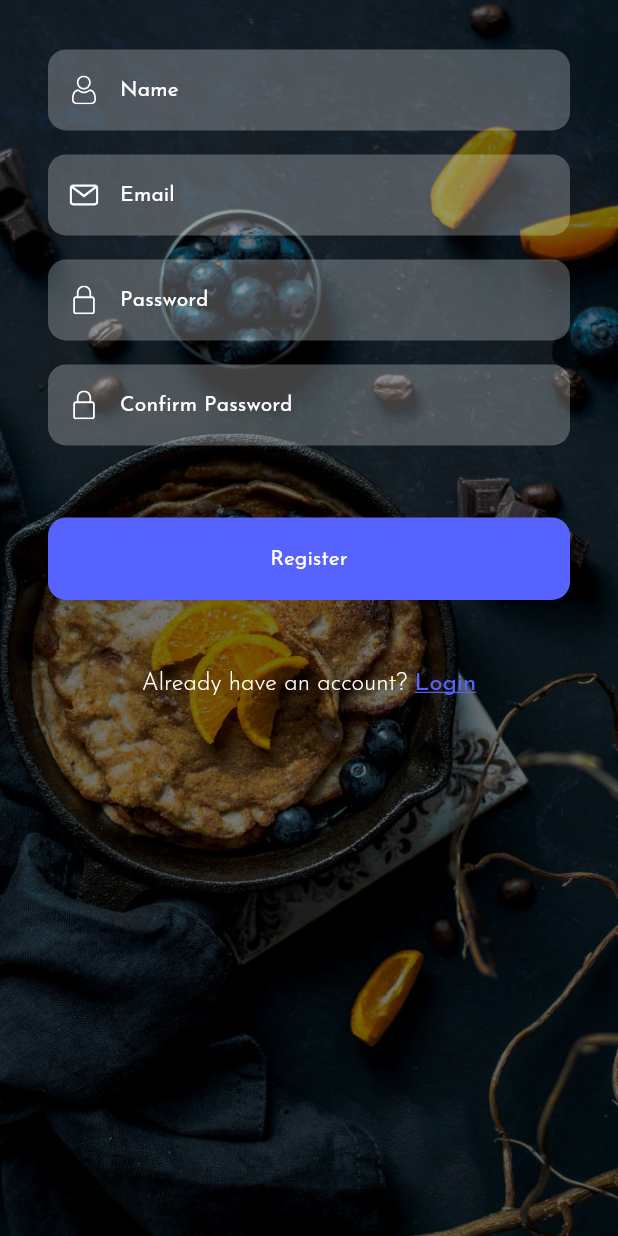
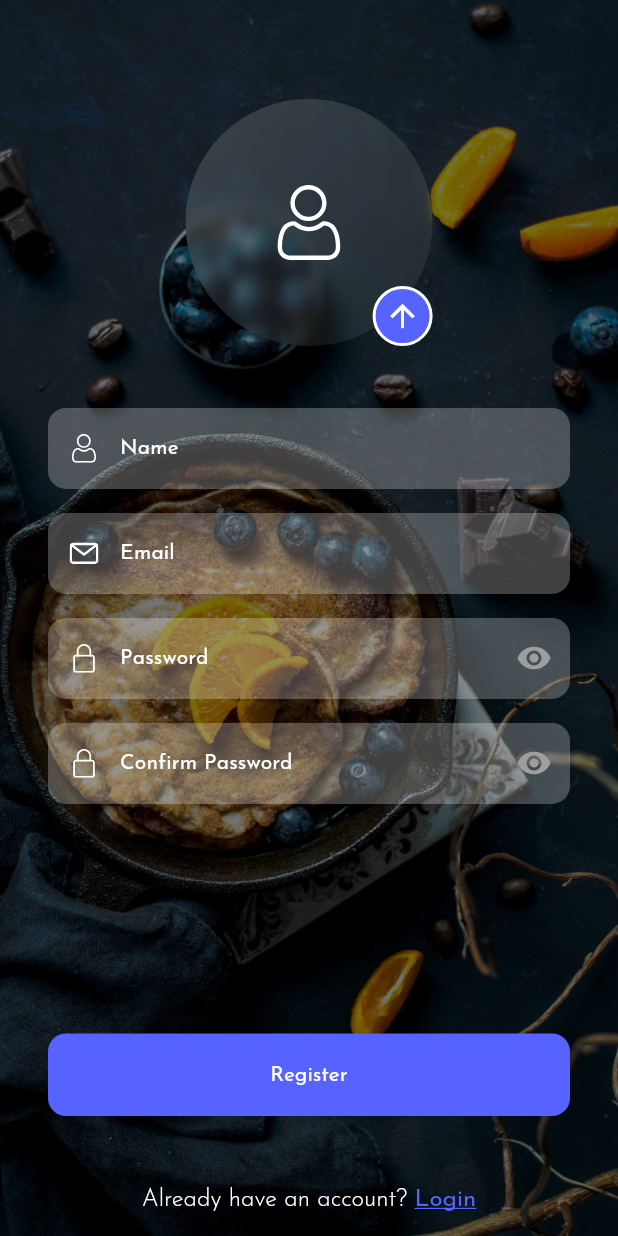
Before and after one commit to iAhmadAmin/FlutterFoodyBite, a Flutter app: the RegisterPage screen opened directly, on a phone screen of 412 x 824 dp. Run offline on Flutter 3.47's test engine with Material 2 defaults, Android fonts, the phone set to English and light mode, and no system bars; drawn by our look-alikes of glassmorphism; our stand-ins replace flutter_svg, get; statements that could not run were skipped.

Commit message:
Auth Flow

```diff
--- a/lib/constants/colors.dart
+++ b/lib/constants/colors.dart
@@ -3,3 +3,4 @@ import 'package:flutter/material.dart';
 const kPrimaryColor = Color(0xFF5663FF);
 const kSecondaryColor = Color(0xFF6E7FAA);
 const kTextColor = Color(0xFF222455);
+final kTextFieldColor = Colors.white.withOpacity(0.25);
--- a/lib/main.dart
+++ b/lib/main.dart
@@ -1,5 +1,5 @@
 import 'package:flutter/material.dart';
-import 'package:foodybite/Utils/size_config.dart';
+import 'package:foodybite/utils/size_config.dart';
 import 'package:foodybite/view/pages/Login/login_page.dart';
 import 'package:get/get.dart';
 
--- a/lib/view/Widgets/app_title.dart
+++ b/lib/view/Widgets/app_title.dart
@@ -12,6 +12,7 @@ class AppTitle extends StatelessWidget {
             color: color,
             letterSpacing: 0.5,
             fontWeight: FontWeight.bold,
+            height: 0.6,
           ),
     );
   }
--- a/lib/view/Widgets/input_field.dart
+++ b/lib/view/Widgets/input_field.dart
@@ -70,7 +70,7 @@ class _InputFieldState extends State<InputField> {
               )
             : null,
         filled: true,
-        fillColor: Colors.white.withOpacity(0.25),
+        fillColor: kTextFieldColor,
         border: OutlineInputBorder(
           borderSide: BorderSide.none,
           borderRadius: BorderRadius.circular(12),
--- /dev/null
+++ b/lib/view/pages/AuthFlow/Register/register_page.dart
@@ -0,0 +1,231 @@
+import 'package:flutter/material.dart';
+import 'package:flutter_svg/flutter_svg.dart';
+import 'package:foodybite/constants/colors.dart';
+import 'package:foodybite/constants/consts.dart';
+import 'package:foodybite/constants/icons.dart';
+import 'package:foodybite/constants/images.dart';
+import 'package:foodybite/utils/size_config.dart';
+import 'package:foodybite/utils/validators.dart';
+import 'package:foodybite/view/Widgets/input_field.dart';
+import 'package:foodybite/view/Widgets/mbutton.dart';
+import 'package:foodybite/view/pages/AuthFlow/Login/login_page.dart';
+import 'package:get/get.dart';
+import 'package:glassmorphism/glassmorphism.dart';
+
+class RegisterPage extends StatefulWidget {
+  @override
+  _RegisterPageState createState() => _RegisterPageState();
+}
+
+class _RegisterPageState extends State<RegisterPage> {
+  final _emailController = TextEditingController();
+  final _nameController = TextEditingController();
+  final _passwordController = TextEditingController();
+  final _confirmPasswordController = TextEditingController();
+
+  final _registerFormKey = GlobalKey<FormState>();
+
+  @override
+  Widget build(BuildContext context) {
+    return Scaffold(
+        resizeToAvoidBottomInset: false,
+        body: SizedBox.expand(
+          child: Stack(
+            children: [
+              SizedBox(
+                height: SizeConfig.screenHeight,
+                width: SizeConfig.screenWidth,
+                child: Image.asset(
+                  Images.register,
+                  fit: BoxFit.cover,
+                ),
+              ),
+              Container(
+                color: Colors.black54,
+              ),
+              SizedBox(
+                height: SizeConfig.screenHeight,
+                width: SizeConfig.screenWidth,
+                child: Padding(
+                  padding: const EdgeInsets.symmetric(
+                    horizontal: kPadding * 2,
+                  ),
+                  child: Column(
+                    children: [
+                      SizedBox(
+                        height: getRelativeHeight(0.04),
+                      ),
+                      SizedBox(
+                        height: getRelativeHeight(0.04),
+                      ),
+                      SizedBox(
+                        height: getRelativeWidth(0.4),
+                        width: getRelativeWidth(0.4),
+                        child: Stack(
+                          alignment: Alignment.center,
+                          children: [
+                            GlassmorphicContainer(
+                              width: getRelativeWidth(0.4),
+                              height: getRelativeWidth(0.4),
+                              borderRadius: 120,
+                              blur: 3,
+                              alignment: Alignment.bottomCenter,
+                              border: 0,
+                              linearGradient: LinearGradient(
+                                  begin: Alignment.topLeft,
+                                  end: Alignment.bottomRight,
+                                  colors: [
+                                    const Color(0xFFffffff).withOpacity(0.15),
+                                    const Color(0xFFFFFFFF).withOpacity(0.05),
+                                  ],
+                                  stops: const [
+                                    0.1,
+                                    1,
+                                  ]),
+                              borderGradient: LinearGradient(
+                                begin: Alignment.topLeft,
+                                end: Alignment.bottomRight,
+                                colors: [
+                                  Colors.white.withOpacity(0.15),
+                                  Colors.white.withOpacity(0.5),
+                                ],
+                              ),
+                              child: Center(
+                                child: SvgPicture.asset(
+                                  MIcons.user_o,
+                                  height: 50,
+                                  color: Colors.white,
+                                ),
+                              ),
+                            ),
+                            Positioned(
+                              right: 0,
+                              bottom: 0,
+                              child: Container(
+                                  height: 40,
+                                  width: 40,
+                                  decoration: BoxDecoration(
+                                      color: kPrimaryColor,
+                                      shape: BoxShape.circle,
+                                      border: Border.all(
+                                        width: 2,
+                                        color: Colors.white,
+                                      )),
+                                  child: const Icon(
+                                    Icons.arrow_upward,
+                                    color: Colors.white,
+                                  )),
+                            ),
+                          ],
+                        ),
+                      ),
+                      Form(
+                        key: _registerFormKey,
+                        child: SizedBox(
+                          height: getRelativeHeight(0.5),
+                          child: ListView(
+                            shrinkWrap: true,
+                            children: [
+                              SizedBox(height: getRelativeHeight(0.05)),
+                              InputField(
+                                controller: _nameController,
+                                hint: 'Name',
+                                iconPath: MIcons.user_o,
+                              ),
+                              const SizedBox(height: kPadding),
+                              InputField(
+                                textInputType: TextInputType.emailAddress,
+                                controller: _emailController,
+                                hint: 'Email',
+                                iconPath: MIcons.mail,
+                                validator: (val) =>
+                                    Validators.emailValidator(val),
+                              ),
+                              const SizedBox(height: kPadding),
+                              InputField(
+                                textInputType: TextInputType.visiblePassword,
+                                isPassword: true,
+                                controller: _passwordController,
+                                hint: 'Password',
+                                iconPath: MIcons.lock,
+                                validator: (val) =>
+                                    Validators.passwordValidator(val),
+                              ),
+                              const SizedBox(height: kPadding),
+                              InputField(
+                                textInputType: TextInputType.visiblePassword,
+                                isPassword: true,
+                                controller: _confirmPasswordController,
+                                hint: 'Confirm Password',
+                                iconPath: MIcons.lock,
+                                validator: (val) =>
+                                    Validators.confirmPasswordValidator(
+                                        _passwordController.text, val),
+                              ),
+                              SizedBox(
+                                height: getRelativeHeight(0.14),
+                              )
+                            ],
+                          ),
+                        ),
+                      ),
+                      const Spacer(),
+                      MButton(
+                        label: 'Register',
+                        onTap: () {
+                          _validateInput();
+                        },
+                      ),
+                      const SizedBox(height: kPadding * 3),
+                      Row(
+                        mainAxisAlignment: MainAxisAlignment.center,
+                        children: [
+                          Text(
+                            'Already have an account? ',
+                            style:
+                                Theme.of(context).textTheme.subtitle1.copyWith(
+                                      color: Colors.white,
+                                      fontWeight: FontWeight.w300,
+                                    ),
+                          ),
+                          GestureDetector(
+                            onTap: () {
+                              Get.off(() => LoginPage());
+                            },
+                            child: Text(
+                              'Login',
+                              style: Theme.of(context)
+                                  .textTheme
+                                  .subtitle1
+                                  .copyWith(
+                                    color: kPrimaryColor,
+                                    fontWeight: FontWeight.w400,
+                                    decoration: TextDecoration.underline,
+                                  ),
+                            ),
+                          ),
+                        ],
+                      ),
+                      const SizedBox(height: kPadding),
+                    ],
+                  ),
+                ),
+              ),
+            ],
+          ),
+        ));
+  }
+
+  void _validateInput() {
+    if (_registerFormKey.currentState.validate()) {}
+  }
+
+  @override
+  void dispose() {
+    super.dispose();
+    _nameController.dispose();
+    _emailController.dispose();
+    _passwordController.dispose();
+    _confirmPasswordController.dispose();
+  }
+}
--- a/lib/view/pages/Register/register_page.dart
+++ /dev/null
@@ -1,136 +0,0 @@
-import 'package:flutter/material.dart';
-import 'package:foodybite/Utils/size_config.dart';
-import 'package:foodybite/constants/colors.dart';
-import 'package:foodybite/constants/consts.dart';
-import 'package:foodybite/constants/icons.dart';
-import 'package:foodybite/constants/images.dart';
-import 'package:foodybite/utils/validators.dart';
-import 'package:foodybite/view/Widgets/input_field.dart';
-import 'package:foodybite/view/Widgets/mbutton.dart';
-
-class RegisterPage extends StatefulWidget {
-  @override
-  _RegisterPageState createState() => _RegisterPageState();
-}
-
-class _RegisterPageState extends State<RegisterPage> {
-  final _emailController = TextEditingController();
-  final _nameController = TextEditingController();
-  final _passwordController = TextEditingController();
-  final _confirmPasswordController = TextEditingController();
-
-  @override
-  Widget build(BuildContext context) {
-    return Scaffold(
-        resizeToAvoidBottomInset: false,
-        body: SizedBox.expand(
-          child: Stack(
-            children: [
-              SizedBox.expand(
-                child: Image.asset(
-                  Images.register,
-                  fit: BoxFit.cover,
-                ),
-              ),
-              SizedBox.expand(
-                  child: Container(
-                color: Colors.black54,
-              )),
-              SizedBox.expand(
-                child: Padding(
-                  padding: const EdgeInsets.symmetric(
-                    horizontal: kPadding * 2,
-                  ),
-                  child: Column(
-                    children: [
-                      SizedBox(
-                        height: getRelativeHeight(0.04),
-                      ),
-                      Form(
-                        child: Column(
-                          children: [
-                            InputField(
-                              controller: _nameController,
-                              hint: 'Name',
-                              iconPath: MIcons.user_o,
-                            ),
-                            const SizedBox(height: kPadding),
-                            InputField(
-                              controller: _emailController,
-                              hint: 'Email',
-                              iconPath: MIcons.mail,
-                              validator: (val) =>
-                                  Validators.emailValidator(val),
-                            ),
-                            const SizedBox(height: kPadding),
-                            InputField(
-                              controller: _passwordController,
-                              hint: 'Password',
-                              iconPath: MIcons.lock,
-                              validator: (val) =>
-                                  Validators.passwordValidator(val),
-                            ),
-                            const SizedBox(height: kPadding),
-                            InputField(
-                              controller: _confirmPasswordController,
-                              hint: 'Confirm Password',
-                              iconPath: MIcons.lock,
-                              validator: (val) =>
-                                  Validators.confirmPasswordValidator(
-                                      _passwordController.text, val),
-                            ),
-                          ],
-                        ),
-                      ),
-                      const SizedBox(height: kPadding * 3),
-                      MButton(
-                        label: 'Register',
-                        onTap: () {},
-                      ),
-                      const SizedBox(height: kPadding * 3),
-                      Row(
-                        mainAxisAlignment: MainAxisAlignment.center,
-                        children: [
-                          Text(
-                            'Already have an account? ',
-                            style:
-                                Theme.of(context).textTheme.subtitle1.copyWith(
-                                      color: Colors.white,
-                                      fontWeight: FontWeight.w300,
-                                    ),
-                          ),
-                          GestureDetector(
-                            onTap: () {},
-                            child: Text(
-                              'Login',
-                              style: Theme.of(context)
-                                  .textTheme
-                                  .subtitle1
-                                  .copyWith(
-                                    color: kPrimaryColor,
-                                    fontWeight: FontWeight.w400,
-                                    decoration: TextDecoration.underline,
-                                  ),
-                            ),
-                          ),
-                        ],
-                      ),
-                      const SizedBox(height: kPadding),
-                    ],
-                  ),
-                ),
-              ),
-            ],
-          ),
-        ));
-  }
-
-  @override
-  void dispose() {
-    super.dispose();
-    _nameController.dispose();
-    _emailController.dispose();
-    _passwordController.dispose();
-    _confirmPasswordController.dispose();
-  }
-}
--- a/pubspec.yaml
+++ b/pubspec.yaml
@@ -12,8 +12,8 @@ dependencies:
     sdk: flutter
   cupertino_icons: ^1.0.2
   get: ^4.3.4
-  simple_animations: ^3.1.1
   flutter_svg: ^0.22.0
+  glassmorphism: ^2.0.1
 
 dev_dependencies:
   flutter_test:
```
Also changed, not shown: lib/view/pages/AuthFlow/ForgotPass/forgot_pass_page.dart (added, +91 -0 lines), lib/view/pages/AuthFlow/Login/login_page.dart (renamed from lib/view/pages/Login/login_page.dart, +14 -7 lines), lib/view/pages/AuthFlow/Welcome/welcome_page.dart (added, +126 -0 lines), lib/view/pages/AuthFlow/Splash/splash_page.dart (renamed from lib/view/pages/Splash/splash_page.dart), lib/view/pages/ForgotPass/forgot_pass_page.dart (deleted), pubspec.lock.
